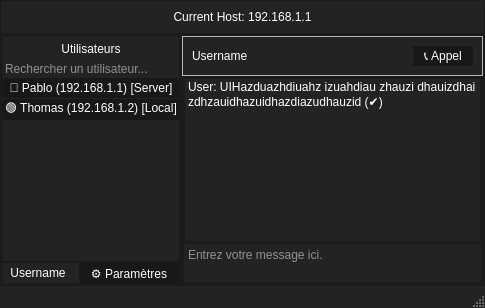
ThomasPIET/Ycord, file mainwindow.ui: the form before one commit.
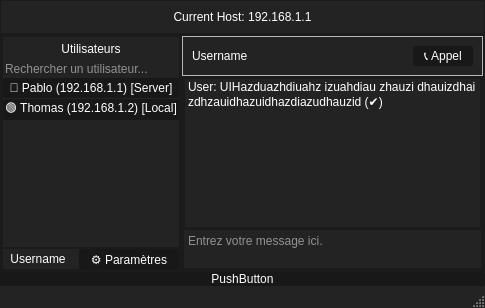
The form after the commit.

```diff
--- a/mainwindow.ui
+++ b/mainwindow.ui
@@ -527,6 +527,13 @@
       </layout>
      </widget>
     </item>
+    <item>
+     <widget class="QPushButton" name="pushButton_2">
+      <property name="text">
+       <string>PushButton</string>
+      </property>
+     </widget>
+    </item>
    </layout>
   </widget>
   <widget class="QMenuBar" name="menubar">
```
Left out of the diff: 6 changed lines with no effect on the pictures.
